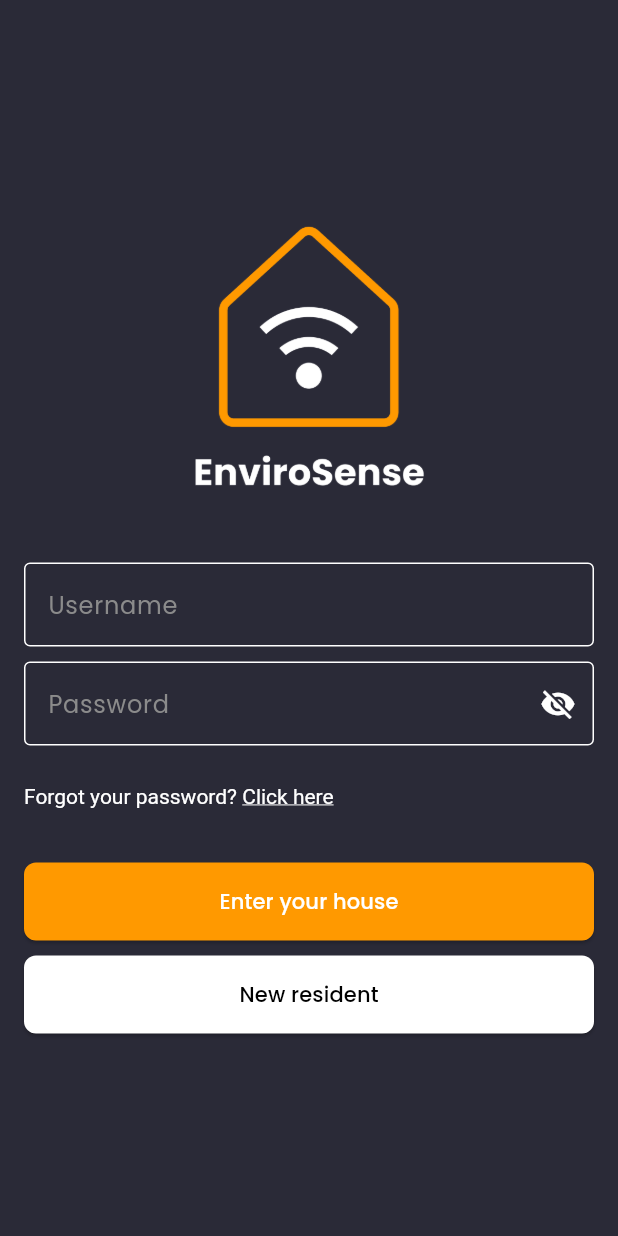
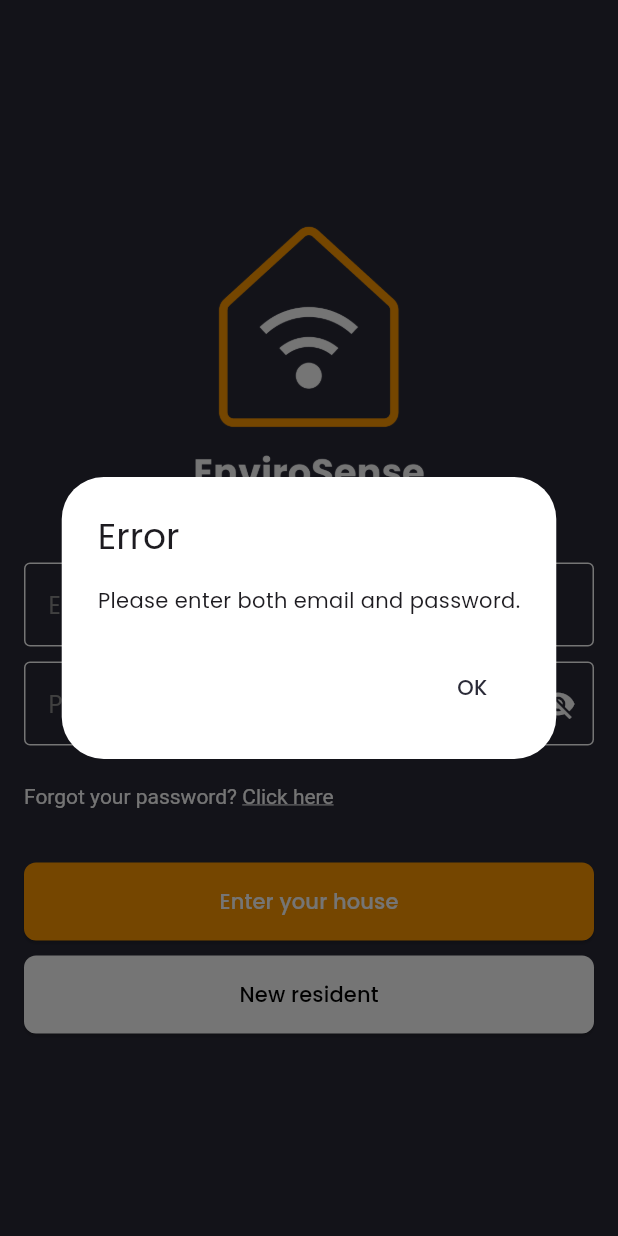
Before and after one commit to KempDewulf/envirosense-app, a Flutter app: the screen it shows after launch, after a tap on "Skip", after a tap on "Enter your house", on a phone screen of 412 x 824 dp. Run offline on Flutter 3.47's test engine with Material 3 defaults, Android fonts, the phone set to English and light mode, and no system bars; our stand-ins replace firebase_auth, firebase_core, google_fonts, introduction_screen, shared_preferences; accounts and stored records are empty.

Commit message:
configure Firebase integration and update login error handling

```diff
--- a/lib/main.dart
+++ b/lib/main.dart
@@ -1,14 +1,19 @@
 import 'package:envirosense/colors/colors.dart';
 import 'package:envirosense/views/onboarding_screen.dart';
 import 'package:firebase_core/firebase_core.dart';
+import 'firebase_options.dart';
 import 'package:flutter/material.dart';
 import 'package:shared_preferences/shared_preferences.dart';
 import 'package:google_fonts/google_fonts.dart';
 import 'package:envirosense/views/login_screen.dart';
 
 void main() async {
-  WidgetsFlutterBinding.ensureInitialized();
-  await Firebase.initializeApp();
+  WidgetsFlutterBinding.ensureInitialized(
+
+  );
+  await Firebase.initializeApp(
+    options: DefaultFirebaseOptions.currentPlatform,
+  );
   SharedPreferences prefs = await SharedPreferences.getInstance();
   bool isFirstTime = prefs.getBool('isFirstTime') ?? true;
 
--- a/lib/views/login_screen.dart
+++ b/lib/views/login_screen.dart
@@ -23,6 +23,11 @@ class _LoginScreenState extends State<LoginScreen> {
   }
 
   Future<void> _signIn() async {
+    if (_emailController.text.isEmpty || _passwordController.text.isEmpty) {
+      _showErrorDialog('Please enter both email and password.');
+      return;
+    }
+
     try {
       UserCredential userCredential =
           await FirebaseAuth.instance.signInWithEmailAndPassword(
@@ -30,11 +35,16 @@ class _LoginScreenState extends State<LoginScreen> {
         password: _passwordController.text,
       );
     } on FirebaseAuthException catch (e) {
-      print(e.message);
+      _showErrorDialog(e.message ?? 'An error occurred during sign-in.');
     }
   }
 
   Future<void> _register() async {
+    if (_emailController.text.isEmpty || _passwordController.text.isEmpty) {
+      _showErrorDialog('Please enter both email and password.');
+      return;
+    }
+
     try {
       UserCredential userCredential =
           await FirebaseAuth.instance.createUserWithEmailAndPassword(
@@ -43,9 +53,28 @@ class _LoginScreenState extends State<LoginScreen> {
       );
       // Handle successful registration
     } on FirebaseAuthException catch (e) {
-      // Handle registration error
-      print(e.message);
+      _showErrorDialog(e.message ?? 'An error occurred during registration.');
     }
+  }
+
+  void _showErrorDialog(String message) {
+    showDialog(
+      context: context,
+      builder: (context) {
+        return AlertDialog(
+          title: const Text('Error'),
+          content: Text(message),
+          actions: [
+            TextButton(
+              onPressed: () {
+                Navigator.of(context).pop();
+              },
+              child: const Text('OK'),
+            ),
+          ],
+        );
+      },
+    );
   }
 
   @override
@@ -66,13 +95,15 @@ class _LoginScreenState extends State<LoginScreen> {
               ),
               const SizedBox(height: 40.0),
               // Username field
-              const CustomTextField(
-                labelText: 'Username',
+              CustomTextField(
+                labelText: 'Email',
+                controller: _emailController,
               ),
               const SizedBox(height: 10.0),
               // Password field
               CustomTextField(
                 labelText: 'Password',
+                controller: _passwordController,
                 obscureText: _obscureText,
                 suffixIcon: IconButton(
                   icon: Icon(
```
Also changed, not shown: lib/widgets/CustomTextField.dart (+3 -6 lines), firebase.json (added), lib/firebase_options.dart (added), 7 other files.
